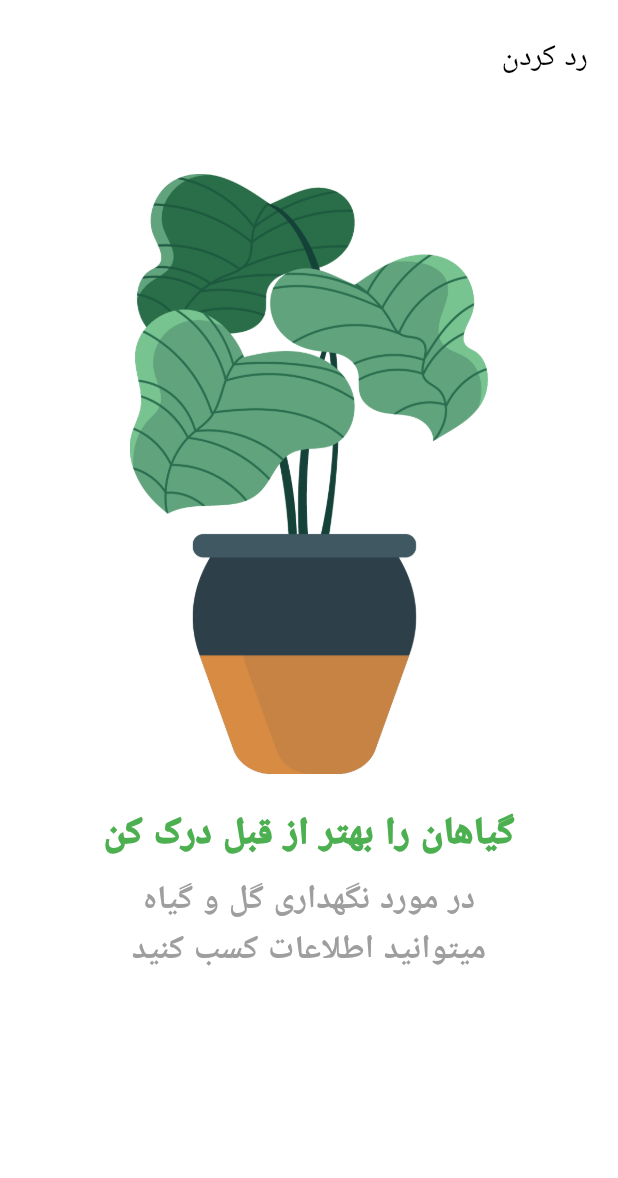
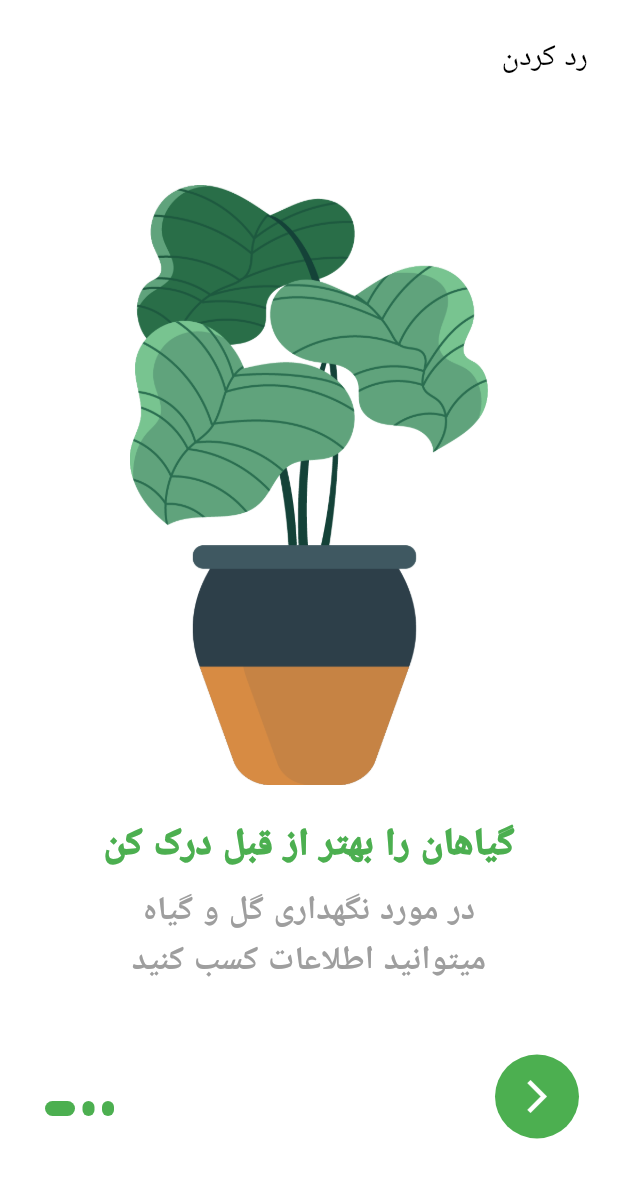
Before and after one commit to Moh3enzarif/Plant_App, a Flutter app: the screen it shows after launch, on a phone screen of 412 x 824 dp. Shown: the top 1178 px of the screen. Run offline on Flutter 3.47's test engine with Material 3 defaults, Android fonts, the phone set to English and light mode, and no system bars.

Commit message:
Page One is done(Page view Created , NavigationBar is Created)

```diff
--- a/lib/screens/home.dart
+++ b/lib/screens/home.dart
@@ -1,4 +1,6 @@
+import 'package:flutter/cupertino.dart';
 import 'package:flutter/material.dart';
+import 'package:flutter/widgets.dart';
 import 'package:plant_app/const/constants.dart';
 
 class HomePage extends StatefulWidget {
@@ -11,6 +13,31 @@ class HomePage extends StatefulWidget {
 class _HomePageState extends State<HomePage> {
   final PageController _pageController = PageController(initialPage: 0);
   int currentindex = 0;
+
+  Widget _indicator(bool isActive) {
+    return AnimatedContainer(
+      duration: const Duration(milliseconds: 300),
+      height: 10,
+      width: isActive ? 20.0 : 8.0,
+      margin: const EdgeInsets.only(right: 5.0),
+      decoration: BoxDecoration(
+        color: Constants.primaryColor,
+        borderRadius: BorderRadius.circular(5.0),
+      ),
+    );
+  }
+
+  List<Widget> _buildIndicator() {
+    List<Widget> indicators = [];
+
+    for (int i = 0; i < 3; i++) {
+      if (currentindex == i) {
+        indicators.add(_indicator(true));
+      } else
+        indicators.add(_indicator(false));
+    }
+    return indicators;
+  }
 
   @override
   Widget build(BuildContext context) {
@@ -46,18 +73,86 @@ class _HomePageState extends State<HomePage> {
             },
             controller: _pageController,
             children: [
-              Padding(
-                padding: const EdgeInsets.all(60),
+              CreatePage(
+                image: "assets/images/plant-one.png",
+                title: Constants.titleOne,
+                description: Constants.descriptionOne,
+              ),
+              CreatePage(
+                image: "assets/images/plant-two.png",
+                title: Constants.titleTwo,
+                description: Constants.descriptionTwo,
+              ),
+              CreatePage(
+                image: "assets/images/plant-three.png",
+                title: Constants.titleThree,
+                description: Constants.descriptionThree,
+              ),
+            ],
+          ),
+          Positioned(
+            bottom: 80.0,
+            left: 30.0,
+            child: Row(
+              children: _buildIndicator(),
+            ),
+          ),
+          Positioned(
+            bottom: 65.0,
+            left: 30.0,
+            child: Container(
+              margin: EdgeInsets.only(left: 300),
+              padding: const EdgeInsets.all(4.0),
+              decoration: BoxDecoration(
+                shape: BoxShape.circle,
+                color: Constants.primaryColor,
+              ),
+              child: IconButton(
+                onPressed: () {},
+                icon: const Icon(
+                  Icons.arrow_forward_ios,
+                  size: 26,
+                  color: Colors.white,
+                ),
+              ),
+            ),
+          ),
+        ],
+      ),
+    );
+  }
+}
+
+class CreatePage extends StatelessWidget {
+  final String image;
+  final String title;
+  final String description;
+
+  const CreatePage({
+    super.key,
+    required this.image,
+    required this.title,
+    required this.description,
+  });
+
+  @override
+  Widget build(BuildContext context) {
+    return Padding(
+      padding: const EdgeInsets.only(
+        left: 60,
+        right: 60,
+        bottom: 80,
+      ),
       child: Column(
-                  crossAxisAlignment: CrossAxisAlignment.center,
+        mainAxisAlignment: MainAxisAlignment.center,
         children: [
           Image.asset(
-                      "assets/images/plant-one.png",
+            image,
             height: 400,
           ),
           const SizedBox(height: 20),
           Text(
-                      Constants.titleOne,
+            title,
             style: const TextStyle(
               fontWeight: FontWeight.w900,
               fontFamily: "Muli",
@@ -67,7 +162,7 @@ class _HomePageState extends State<HomePage> {
           ),
           const SizedBox(height: 10),
           Text(
-                      Constants.descriptionOne,
+            description,
             textAlign: TextAlign.center,
             style: const TextStyle(
               fontFamily: "Muli",
@@ -76,11 +171,7 @@ class _HomePageState extends State<HomePage> {
               color: Colors.grey,
             ),
           ),
-                  ],
-                ),
-              ),
-            ],
-          ),
+          const SizedBox(height: 20),
         ],
       ),
     );
```
Lines whose indentation alone changed are shown as unchanged.
